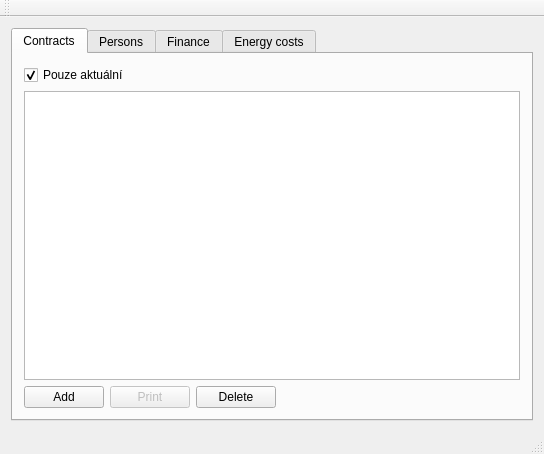
Above: mainwindow.ui from Tommekster/salut before the change. Below: the same form after it.
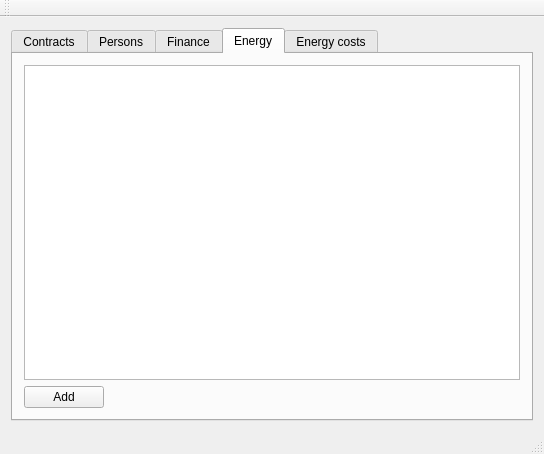
That is the form after the change. The open tabs and pages were chosen to show the change.

What changed in the file:
```diff
--- a/mainwindow.ui
+++ b/mainwindow.ui
@@ -199,6 +199,40 @@
         </item>
        </layout>
       </widget>
+      <widget class="QWidget" name="tab_5">
+       <attribute name="title">
+        <string>Energy</string>
+       </attribute>
+       <layout class="QVBoxLayout" name="verticalLayout_5">
+        <item>
+         <widget class="QTableView" name="tableView_3"/>
+        </item>
+        <item>
+         <layout class="QHBoxLayout" name="horizontalLayout_4">
+          <item>
+           <widget class="QPushButton" name="btnAddEnergy">
+            <property name="text">
+             <string>Add</string>
+            </property>
+           </widget>
+          </item>
+          <item>
+           <spacer name="horizontalSpacer_4">
+            <property name="orientation">
+             <enum>Qt::Horizontal</enum>
+            </property>
+            <property name="sizeHint" stdset="0">
+             <size>
+              <width>40</width>
+              <height>20</height>
+             </size>
+            </property>
+           </spacer>
+          </item>
+         </layout>
+        </item>
+       </layout>
+      </widget>
       <widget class="QWidget" name="tab_3">
        <attribute name="title">
         <string>Energy costs</string>
```
